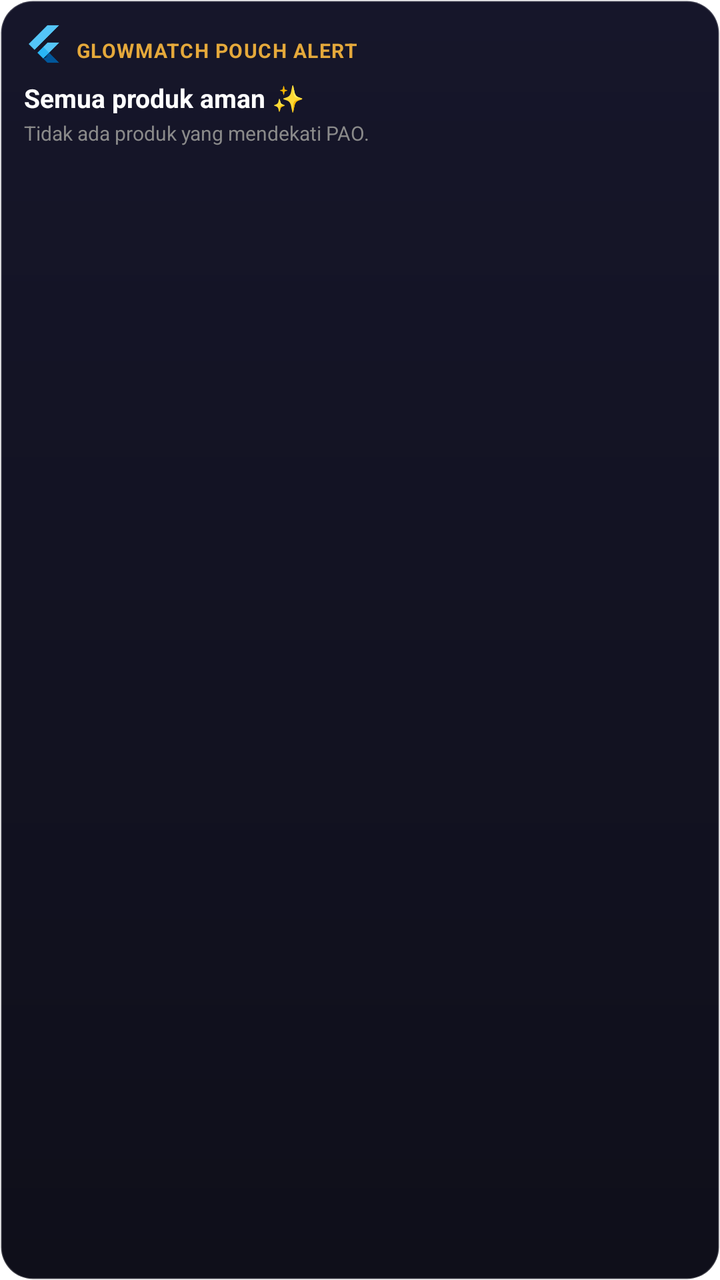
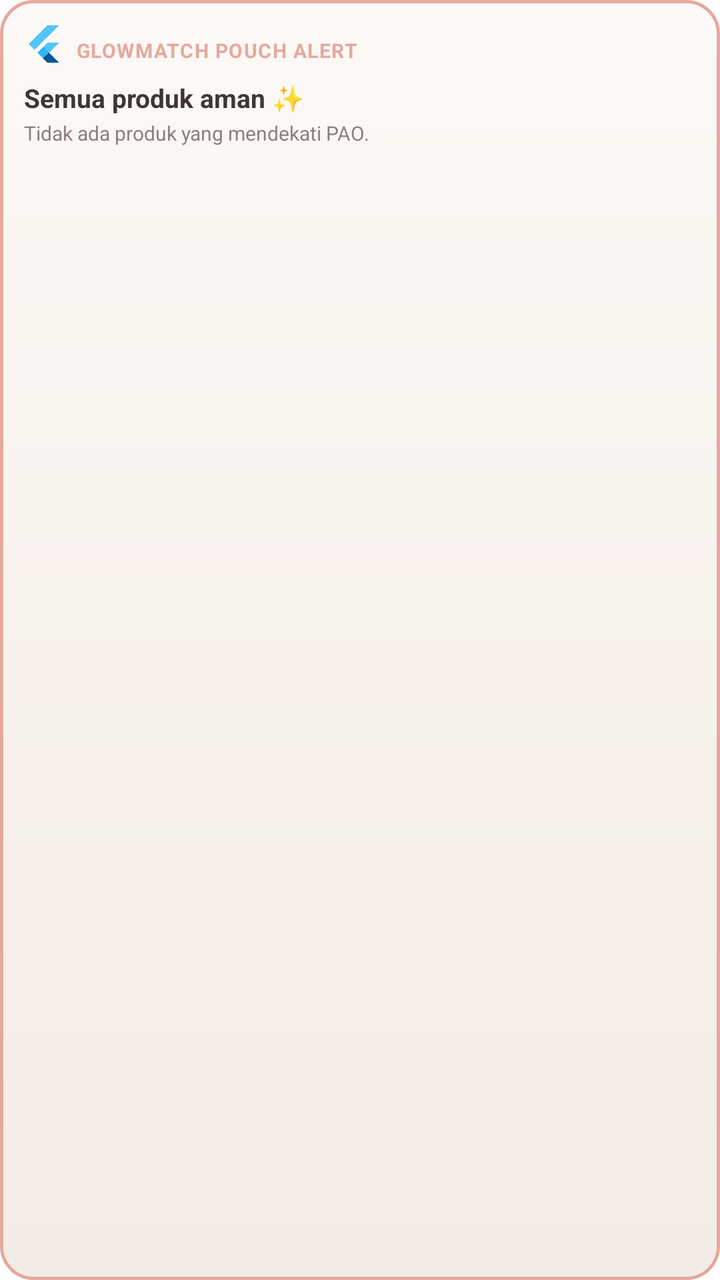

An Android layout rendered at two revisions. The XML below is the earlier revision; the diff shows what the commit changed to produce the second picture.
<!-- AndroidManifest.xml: fallback theme Theme.MaterialComponents.DayNight.NoActionBar -->
<!-- res/layout/expiry_widget_layout.xml -->
<?xml version="1.0" encoding="utf-8"?>
<RelativeLayout xmlns:android="http://schemas.android.com/apk/res/android"
    android:layout_width="match_parent"
    android:layout_height="match_parent"
    android:padding="12dp"
    android:background="@drawable/widget_background">

    <ImageView
        android:id="@+id/widget_logo"
        android:layout_width="20dp"
        android:layout_height="20dp"
        android:layout_alignParentStart="true"
        android:layout_alignParentTop="true"
        android:src="@mipmap/ic_launcher"
        android:contentDescription="GlowMatch Logo" />

    <TextView
        android:id="@+id/widget_title"
        android:layout_width="wrap_content"
        android:layout_height="wrap_content"
        android:layout_toEndOf="@id/widget_logo"
        android:layout_marginStart="6dp"
        android:layout_alignBottom="@id/widget_logo"
        android:text="GLOWMATCH POUCH ALERT"
        android:textStyle="bold"
        android:textColor="#E5A93B"
        android:textSize="10sp"
        android:letterSpacing="0.05" />

    <TextView
        android:id="@+id/widget_product_name"
        android:layout_width="match_parent"
        android:layout_height="wrap_content"
        android:layout_below="@id/widget_logo"
        android:layout_marginTop="8dp"
        android:text="Semua produk aman ✨"
        android:textColor="#FFFFFF"
        android:textStyle="bold"
        android:textSize="13sp"
        android:maxLines="1"
        android:ellipsize="end" />

    <TextView
        android:id="@+id/widget_status"
        android:layout_width="match_parent"
        android:layout_height="wrap_content"
        android:layout_below="@id/widget_product_name"
        android:layout_marginTop="2dp"
        android:text="Tidak ada produk yang mendekati PAO."
        android:textColor="#8A8A8A"
        android:textSize="10sp"
        android:maxLines="1"
        android:ellipsize="end" />
</RelativeLayout>
<!-- resources referenced by this layout -->
<resources>
  <!-- drawable widget_background (drawable) -->
  <?xml version="1.0" encoding="utf-8"?>
  <shape xmlns:android="http://schemas.android.com/apk/res/android"
      android:shape="rectangle">
      <corners android:radius="16dp" />
      <gradient
          android:startColor="#16162A"
          android:endColor="#0F0F1A"
          android:angle="270" />
      <stroke
          android:width="1dp"
          android:color="#33FFFFFF" />
  </shape>
  <!-- mipmap ic_launcher: png bitmap (mipmap-hdpi, 544 bytes) -->
</resources>

<!-- the commit's change to res/layout/expiry_widget_layout.xml (unified diff, before → after) -->
@@ -23,7 +23,7 @@
         android:layout_alignBottom="@id/widget_logo"
         android:text="GLOWMATCH POUCH ALERT"
         android:textStyle="bold"
-        android:textColor="#E5A93B"
+        android:textColor="#E5A99E"
         android:textSize="10sp"
         android:letterSpacing="0.05" />
 
@@ -34,7 +34,7 @@
         android:layout_below="@id/widget_logo"
         android:layout_marginTop="8dp"
         android:text="Semua produk aman ✨"
-        android:textColor="#FFFFFF"
+        android:textColor="#3E3635"
         android:textStyle="bold"
         android:textSize="13sp"
         android:maxLines="1"
@@ -47,7 +47,7 @@
         android:layout_below="@id/widget_product_name"
         android:layout_marginTop="2dp"
         android:text="Tidak ada produk yang mendekati PAO."
-        android:textColor="#8A8A8A"
+        android:textColor="#8E807E"
         android:textSize="10sp"
         android:maxLines="1"
         android:ellipsize="end" />
<!-- resource entries referenced after the edit -->
@@ -6,12 +6,12 @@
       android:shape="rectangle">
       <corners android:radius="16dp" />
       <gradient
-          android:startColor="#16162A"
-          android:endColor="#0F0F1A"
+          android:startColor="#FCF9F6"
+          android:endColor="#F2ECE7"
           android:angle="270" />
       <stroke
-          android:width="1dp"
-          android:color="#33FFFFFF" />
+          android:width="1.5dp"
+          android:color="#E5A99E" />
   </shape>
   <!-- mipmap ic_launcher: png bitmap (mipmap-hdpi, 544 bytes) -->
 </resources>
